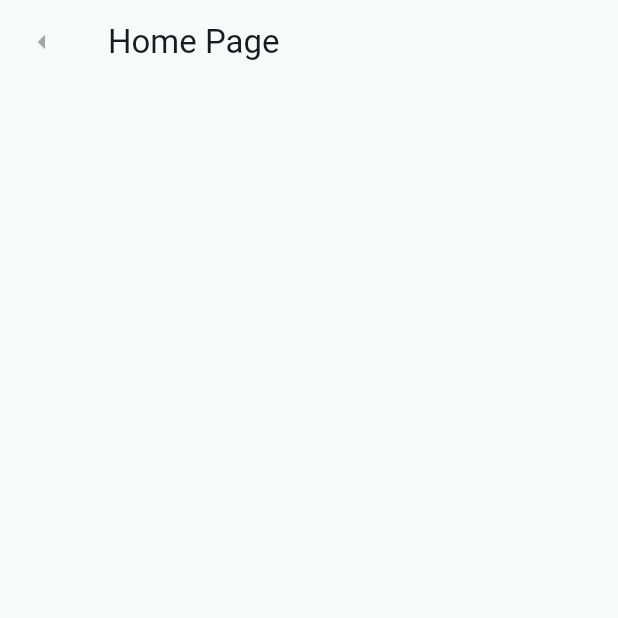
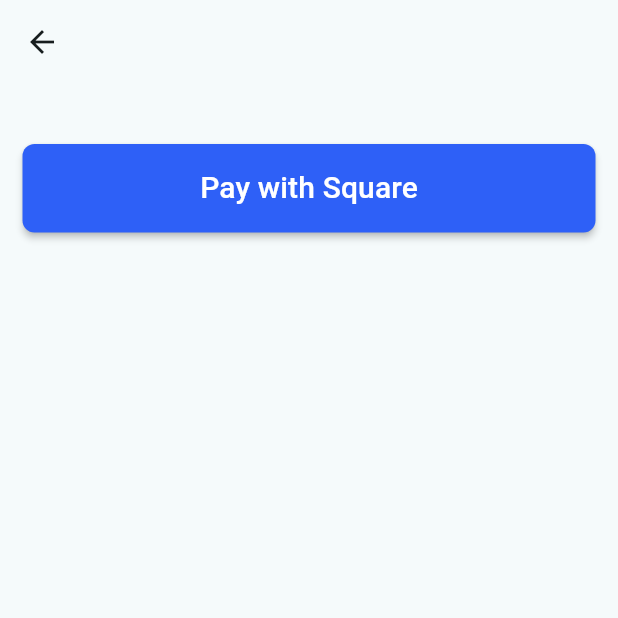
Before and after one commit to DrivingLicenseUni/DrivingLicense, a Flutter app: the screen it shows after launch, on a phone screen of 412 x 824 dp, the top half of it. Run offline on Flutter 3.47's test engine with Material 3 defaults, Android fonts, the phone set to English and light mode, and no system bars; our stand-ins replace firebase_core; missing offline and left inert: square_in_app_payments; accounts and stored records are empty.

Commit message:
Add Square payment processing integration

```diff
--- a/lib/main.dart
+++ b/lib/main.dart
@@ -1,5 +1,6 @@
 import "package:firebase_core/firebase_core.dart";
 import 'package:flutter/material.dart';
+import 'package:license/view/payment-v.dart';
 
 Future<void> main() async {
   WidgetsFlutterBinding.ensureInitialized();
@@ -17,35 +18,15 @@ class MyApp extends StatelessWidget {
   @override
   Widget build(BuildContext context) {
     return MaterialApp(
-      title: 'Flutter Demo',
+      title: 'Driving License',
       theme: ThemeData(
         colorScheme: ColorScheme.fromSeed(seedColor: Colors.white),
         useMaterial3: true,
       ),
-      home: const MyHomePage(title: 'Home Page'),
+      home: const PaymentScreen(),
+      routes: {
+        "/paymentMethod": (context) => const PaymentScreen(),
+      },
     );
   }
 }
-
-class MyHomePage extends StatefulWidget {
-  const MyHomePage({super.key, required this.title});
-  final String title;
-
-  @override
-  State<MyHomePage> createState() => _MyHomePageState();
-}
-
-class _MyHomePageState extends State<MyHomePage> {
-  @override
-  Widget build(BuildContext context) {
-    return Scaffold(
-      appBar: AppBar(
-        leading: const IconButton(
-          icon: Icon(Icons.arrow_left_sharp),
-          onPressed: null,
-        ),
-        title: Text(widget.title),
-      ),
-    );
-  }
-}
--- /dev/null
+++ b/lib/res/colors.dart
@@ -0,0 +1,11 @@
+import 'package:flutter/material.dart';
+
+class AppColors {
+  static Color get primary => const Color.fromRGBO(46, 96, 247, 1);
+  static Color get secondaryBlue => const Color.fromRGBO(216, 230, 248, 1);
+  static Color get secondaryLightBlue => const Color.fromRGBO(239, 246, 255, 1);
+  static Color get success => const Color.fromRGBO(28, 212, 35, 1);
+  static Color get warning => const Color.fromRGBO(231, 34, 34, 1);
+  static Color get black => const Color.fromRGBO(57, 56, 56, 1);
+  static Color get placeholder => const Color.fromRGBO(73, 69, 79, 1);
+}
--- /dev/null
+++ b/lib/view-model/payment-vm.dart
@@ -0,0 +1,22 @@
+import 'package:flutter/foundation.dart';
+import 'package:square_in_app_payments/in_app_payments.dart';
+import 'package:square_in_app_payments/models.dart';
+
+class PaymentViewModel {
+  void initiatePayment() {
+    InAppPayments.setSquareApplicationId('sandbox-sq0idb-8I2DwnowJng9G60i_7Bqqw');
+    InAppPayments.startCardEntryFlow(
+      onCardEntryCancel: () {},
+      onCardNonceRequestSuccess: cardNonceRequestSuccess,
+    );
+  }
+  void cardNonceRequestSuccess(CardDetails result) {
+    if (kDebugMode) {
+      print('Nonce: ${result.nonce}');
+    }
+
+    InAppPayments.completeCardEntry(
+        onCardEntryComplete: () {}
+    );
+  }
+}
--- /dev/null
+++ b/lib/view/payment-v.dart
@@ -0,0 +1,47 @@
+import 'package:flutter/material.dart';
+import '../res/colors.dart';
+import '../view-model/payment-vm.dart';
+
+class PaymentScreen extends StatelessWidget {
+  const PaymentScreen({super.key});
+  @override
+  Widget build(BuildContext context) {
+    final paymentViewModel = PaymentViewModel();
+    return Scaffold(
+      appBar: AppBar(
+        leading: IconButton(
+          icon: const Icon(Icons.arrow_back),
+          onPressed: () => Navigator.of(context).pop(),
+        ),
+      ),
+      body: SingleChildScrollView(
+        padding: const EdgeInsets.all(15.0),
+        child: Column(
+          mainAxisAlignment: MainAxisAlignment.center,
+          children: [
+            const SizedBox(height: 25),
+            SizedBox(
+              width: double.infinity,
+              child: ElevatedButton(
+                onPressed: () => paymentViewModel.initiatePayment(),
+                style: ElevatedButton.styleFrom(
+                  foregroundColor: Colors.white,
+                  backgroundColor: AppColors.primary,
+                  padding: const EdgeInsets.symmetric(vertical: 15),
+                  elevation: 2,
+                  shape: RoundedRectangleBorder(
+                    borderRadius: BorderRadius.circular(8),
+                  ),
+                ),
+                child: const Text(
+                  "Pay with Square",
+                  style: TextStyle(fontSize: 20, fontWeight: FontWeight.w500),
+                ),
+              ),
+            ),
+          ],
+        ),
+      ),
+    );
+  }
+}
--- a/pubspec.yaml
+++ b/pubspec.yaml
@@ -30,6 +30,7 @@ environment:
 dependencies:
   flutter:
     sdk: flutter
+  square_in_app_payments: ^1.1.1
 
 
   # The following adds the Cupertino Icons font to your application.
```
Also changed, not shown: pubspec.lock, 1 other file.
